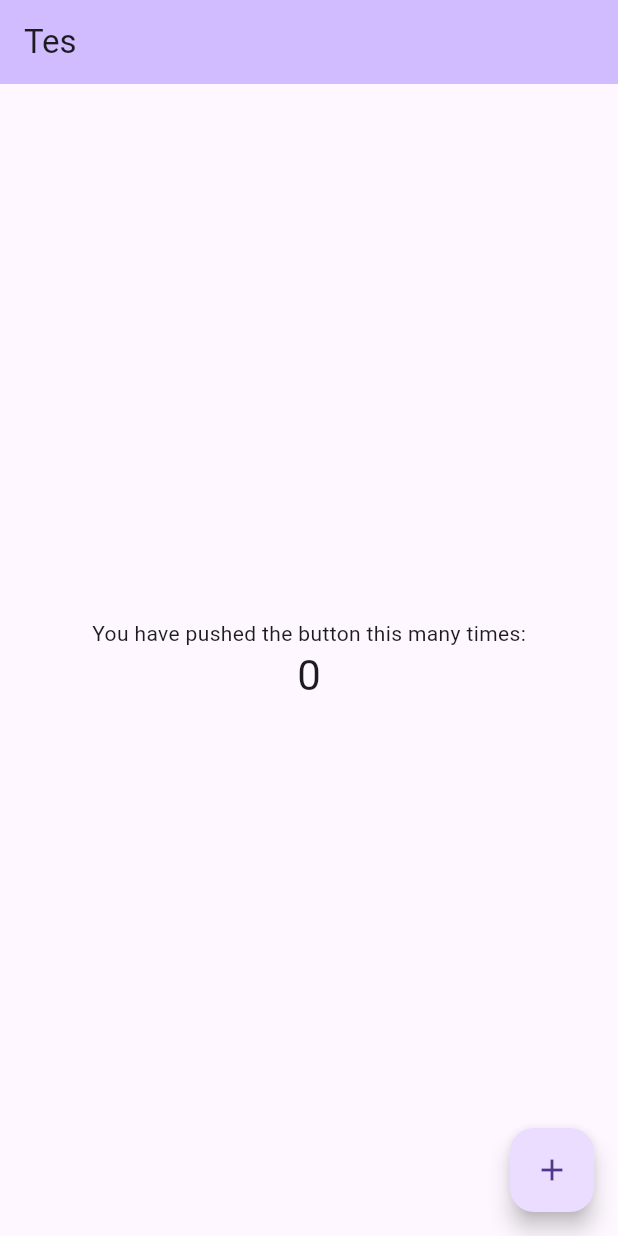
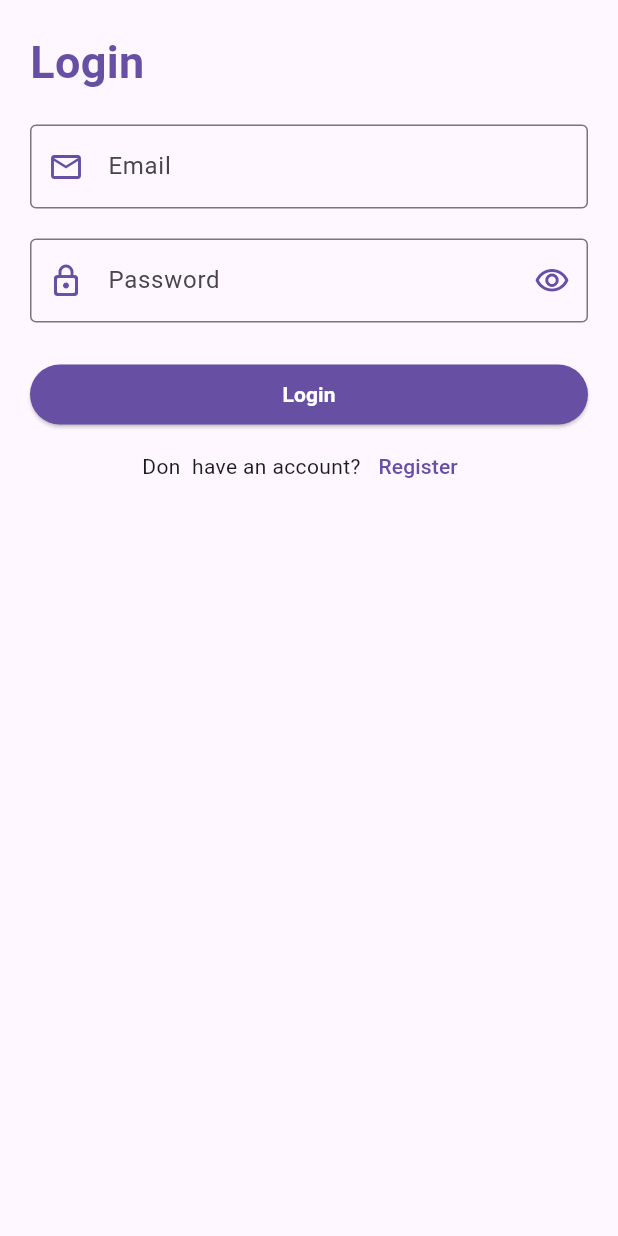
Before and after one commit to fadhlakmal/ppb-fp, a Flutter app: the screen it shows after launch, on a phone screen of 412 x 824 dp. Run offline on Flutter 3.47's test engine with Material 3 defaults, Android fonts, the phone set to English and light mode, and no system bars; our stand-ins replace firebase_auth, firebase_core; accounts and stored records are empty.

Commit message:
login ok

```diff
--- /dev/null
+++ b/lib/app/screens/login_screen.dart
@@ -0,0 +1,184 @@
+import 'package:firebase_auth/firebase_auth.dart';
+import 'package:flutter/material.dart';
+import 'package:myapp/app/utils/validators.dart';
+
+class LoginScreen extends StatefulWidget {
+  const LoginScreen({super.key});
+
+  @override
+  State<LoginScreen> createState() => _LoginScreenState();
+}
+
+class _LoginScreenState extends State<LoginScreen> {
+  final _formKey = GlobalKey<FormState>();
+  final _emailController = TextEditingController();
+  final _passwordController = TextEditingController();
+
+  bool _isLoading = false;
+  bool _obscurePassword = true;
+  String _errorCode = "";
+
+  void navigateRegister() {
+    if (!context.mounted) return;
+    Navigator.pushReplacementNamed(context, 'register');
+  }
+
+  void navigateHome() {
+    if (!context.mounted) return;
+    Navigator.pushReplacementNamed(context, 'home');
+  }
+
+  void signIn() async {
+    if (_formKey.currentState?.validate() != true) {
+      return;
+    }
+
+    setState(() {
+      _isLoading = true;
+      _errorCode = "";
+    });
+
+    try {
+      await FirebaseAuth.instance.signInWithEmailAndPassword(
+        email: _emailController.text,
+        password: _passwordController.text,
+      );
+      navigateHome();
+    } on FirebaseAuthException catch (e) {
+      _errorCode = e.code;
+      setState(() {
+        _isLoading = false;
+      });
+    }
+  }
+
+  @override
+  void dispose() {
+    _emailController.dispose();
+    _passwordController.dispose();
+    super.dispose();
+  }
+
+  @override
+  Widget build(BuildContext context) {
+    return Scaffold(
+      body: Form(
+        key: _formKey,
+        child: ListView(
+          padding: const EdgeInsets.all(20.0),
+          children: [
+            Text(
+              'Login',
+              style: TextStyle(
+                fontSize: 30.0,
+                fontWeight: FontWeight.bold,
+                color: Theme.of(context).primaryColor,
+              ),
+            ),
+            SizedBox(height: 20.0),
+            TextFormField(
+              controller: _emailController,
+              validator: Validators.validateEmail,
+              maxLines: 1,
+              decoration: InputDecoration(
+                border: OutlineInputBorder(),
+                hintText: 'Email',
+                labelText: 'Email',
+                prefixIcon: Icon(
+                  Icons.email_outlined,
+                  color: Theme.of(context).primaryColor,
+                ),
+              ),
+              textInputAction: TextInputAction.next,
+              keyboardType: TextInputType.emailAddress,
+            ),
+            SizedBox(height: 20.0),
+            TextFormField(
+              controller: _passwordController,
+              validator: Validators.validatePassword,
+              maxLines: 1,
+              decoration: InputDecoration(
+                border: OutlineInputBorder(),
+                hintText: 'Password',
+                labelText: 'Password',
+                prefixIcon: Icon(
+                  Icons.lock_outline_rounded,
+                  color: Theme.of(context).primaryColor,
+                ),
+                suffixIcon: IconButton(
+                  icon: Icon(
+                    _obscurePassword
+                        ? Icons.visibility_outlined
+                        : Icons.visibility_off_outlined,
+                    color: Theme.of(context).primaryColor,
+                  ),
+                  onPressed: () {
+                    setState(() {
+                      _obscurePassword = !_obscurePassword;
+                    });
+                  },
+                ),
+              ),
+              obscureText: _obscurePassword,
+              textInputAction: TextInputAction.done,
+              keyboardType: TextInputType.text,
+            ),
+            SizedBox(height: 24.0),
+            if (_errorCode.isNotEmpty)
+              Container(
+                padding: const EdgeInsets.symmetric(
+                  horizontal: 16,
+                  vertical: 8,
+                ),
+                decoration: BoxDecoration(
+                  color: Colors.red[50],
+                  borderRadius: BorderRadius.circular(8),
+                  border: Border.all(color: Colors.red[200]!),
+                ),
+                child: Row(
+                  children: [
+                    Icon(Icons.error_outline, color: Colors.red[700], size: 20),
+                    const SizedBox(width: 8),
+                    Flexible(
+                      child: Text(
+                        _errorCode,
+                        style: TextStyle(color: Colors.red[700], fontSize: 14),
+                      ),
+                    ),
+                  ],
+                ),
+              ),
+            if (_errorCode.isNotEmpty) const SizedBox(height: 16),
+            ElevatedButton(
+              onPressed: signIn,
+              style: ElevatedButton.styleFrom(
+                backgroundColor: Theme.of(context).primaryColor,
+                foregroundColor: Colors.white,
+                shape: RoundedRectangleBorder(
+                  borderRadius: BorderRadius.circular(32.0),
+                ),
+              ),
+              child:
+                  _isLoading
+                      ? CircularProgressIndicator()
+                      : Text(
+                        "Login",
+                        style: TextStyle(fontWeight: FontWeight.bold),
+                      ),
+            ),
+            Row(
+              mainAxisAlignment: MainAxisAlignment.center,
+              children: [
+                Text('Don\t have an account?'),
+                TextButton(
+                  onPressed: navigateRegister,
+                  child: Text('Register'),
+                ),
+              ],
+            ),
+          ],
+        ),
+      ),
+    );
+  }
+}
--- /dev/null
+++ b/lib/app/screens/register_screen.dart
@@ -0,0 +1,15 @@
+import 'package:flutter/material.dart';
+
+class RegisterScreen extends StatefulWidget {
+  const RegisterScreen({super.key});
+
+  @override
+  State<RegisterScreen> createState() => _RegisterScreenState();
+}
+
+class _RegisterScreenState extends State<RegisterScreen> {
+  @override
+  Widget build(BuildContext context) {
+    return Scaffold();
+  }
+}
--- /dev/null
+++ b/lib/app/utils/validators.dart
@@ -0,0 +1,22 @@
+class Validators {
+  static String? validateEmail(String? value) {
+    if (value == null || value.isEmpty) {
+      return 'Please enter your email';
+    }
+    final emailRegex = RegExp(r'^[\w-\.]+@([\w-]+\.)+[\w-]{2,4}$');
+    if (!emailRegex.hasMatch(value)) {
+      return 'Please enter a valid email';
+    }
+    return null;
+  }
+
+  static String? validatePassword(String? value) {
+    if (value == null || value.isEmpty) {
+      return 'Please enter your password';
+    }
+    if (value.length < 6) {
+      return 'Password must be at least 6 characters';
+    }
+    return null;
+  }
+}
--- a/lib/main.dart
+++ b/lib/main.dart
@@ -2,6 +2,8 @@ import 'package:firebase_core/firebase_core.dart';
 import 'package:flutter/material.dart';
 import 'package:myapp/app/configs/firebase_options.dart';
 import 'package:myapp/app/screens/home_screen.dart';
+import 'package:myapp/app/screens/login_screen.dart';
+import 'package:myapp/app/screens/register_screen.dart';
 
 void main() async {
   WidgetsFlutterBinding.ensureInitialized();
@@ -17,8 +19,12 @@ class MyApp extends StatelessWidget {
     return MaterialApp(
       title: 'Flutter Demo',
       debugShowCheckedModeBanner: false,
-      initialRoute: 'home',
-      routes: {'home': (context) => const HomeScreen()},
+      initialRoute: 'login',
+      routes: {
+        'home': (context) => const HomeScreen(),
+        'login': (context) => const LoginScreen(),
+        'register': (context) => const RegisterScreen(),
+      },
     );
   }
 }
```
Also changed, not shown: 1 other file.
